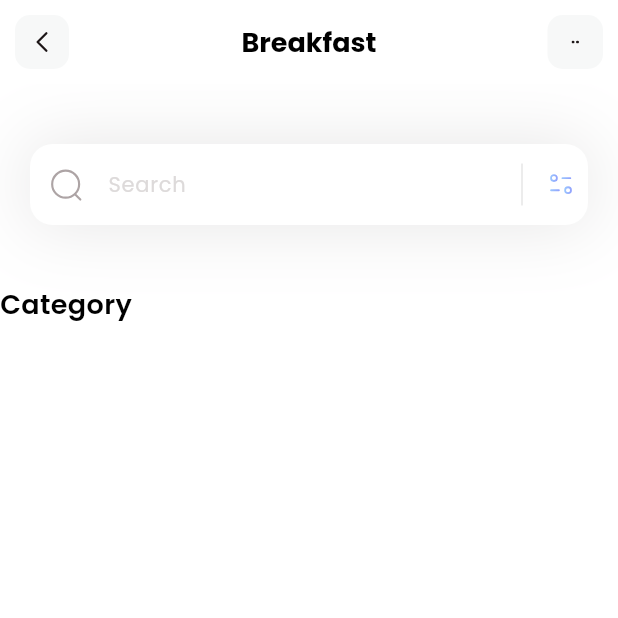
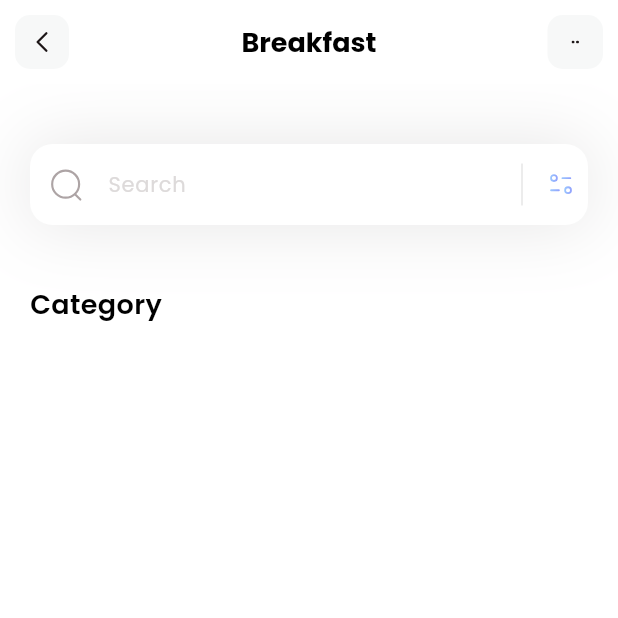
Before and after one commit to stephangriesel/diet-flutter, a Flutter app: the screen it shows after launch, on a phone screen of 412 x 824 dp, the top half of it. Run offline on Flutter 3.47's test engine with Material 3 defaults, Android fonts, the phone set to English and light mode, and no system bars; our stand-ins replace flutter_svg.

Commit message:
prepare category box

```diff
--- a/lib/pages/home.dart
+++ b/lib/pages/home.dart
@@ -16,15 +16,29 @@ class HomePage extends StatelessWidget {
             _searchField(),
             SizedBox(height: 40,),
             Column(
+              crossAxisAlignment: CrossAxisAlignment.start,
               children: [
-                Text(
+                Padding(
+                  padding: const EdgeInsets.only(left:20),
+                  child: Text(
                     'Category',
                     style: TextStyle(
                       color:Colors.black,
                       fontSize: 18,
                       fontWeight: FontWeight.w600
                     )
-                )
+                  ),
+                ),
+                SizedBox(
+                  height: 15,
+                ),
+                //Container(
+                //  height:150,
+                //  color:Colors.green,
+                //  child: ListView.builder(itemBuilder: (context,index){
+                //    return Container();
+                //  })
+                //)
               ],
             )
           ],
```
Lines whose indentation alone changed are shown as unchanged.
